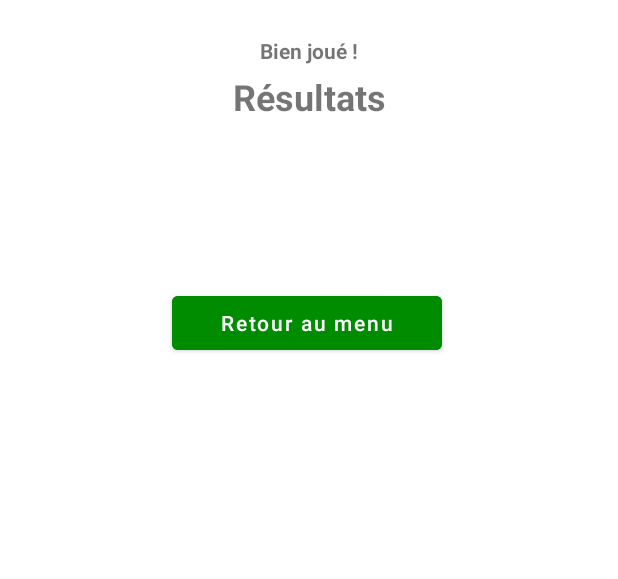
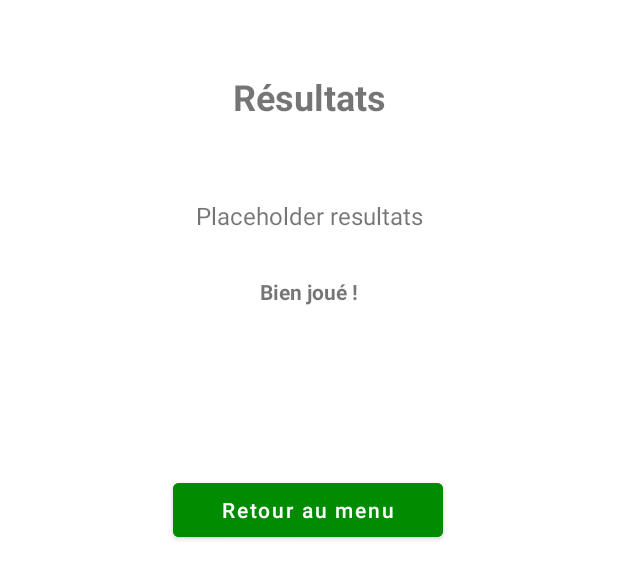
Before and after one commit to palminaN/EduLLM, an Android app: the layout fragment_resultats.xml on its own in the app's theme, with its tools: preview values and no code run, on a phone screen of 412 x 824 dp. Shown: the top 579 px of the screen. Run offline under Robolectric (Android 15) with nearby library versions, the phone set to English and light mode, and no system bars.

Commit message:
Implementation page de resultats

```diff
--- a/app/src/main/res/layout/fragment_resultats.xml
+++ b/app/src/main/res/layout/fragment_resultats.xml
@@ -23,18 +23,18 @@
         android:id="@+id/tvVocabFeedback"
         android:layout_width="wrap_content"
         android:layout_height="wrap_content"
+        android:layout_marginTop="30dp"
         android:text="Bien joué !"
         android:textStyle="bold"
         app:layout_constraintEnd_toEndOf="parent"
         app:layout_constraintStart_toStartOf="parent"
-        tools:layout_editor_absoluteY="108dp"
-        tools:ignore="MissingConstraints" />
+        app:layout_constraintTop_toBottomOf="@id/tvVocabPrompt" />
 
     <TextView
         android:id="@+id/tvVocabPrompt"
         android:layout_width="0dp"
         android:layout_height="wrap_content"
-        android:layout_marginTop="112dp"
+        android:layout_marginTop="52dp"
         android:text="Placeholder resultats"
         android:textAlignment="center"
         android:textSize="16sp"
@@ -47,13 +47,13 @@
         android:id="@+id/btnNextVocab"
         android:layout_width="180dp"
         android:layout_height="48dp"
-        android:layout_marginTop="148dp"
+        android:layout_marginTop="112dp"
         android:backgroundTint="#008C00"
         android:text="Retour au menu"
         android:textAllCaps="false"
         android:textColor="#FFFFFF"
         app:layout_constraintEnd_toEndOf="parent"
-        app:layout_constraintHorizontal_bias="0.491"
+        app:layout_constraintHorizontal_bias="0.497"
         app:layout_constraintStart_toStartOf="parent"
         app:layout_constraintTop_toBottomOf="@id/tvVocabFeedback" />
 
```
Also changed, not shown: app/src/main/java/com/example/edullm/Fragments/FragmentResults.java (added, +70 -0 lines), app/src/main/res/navigation/nav_graph.xml (+13 -0 lines).
